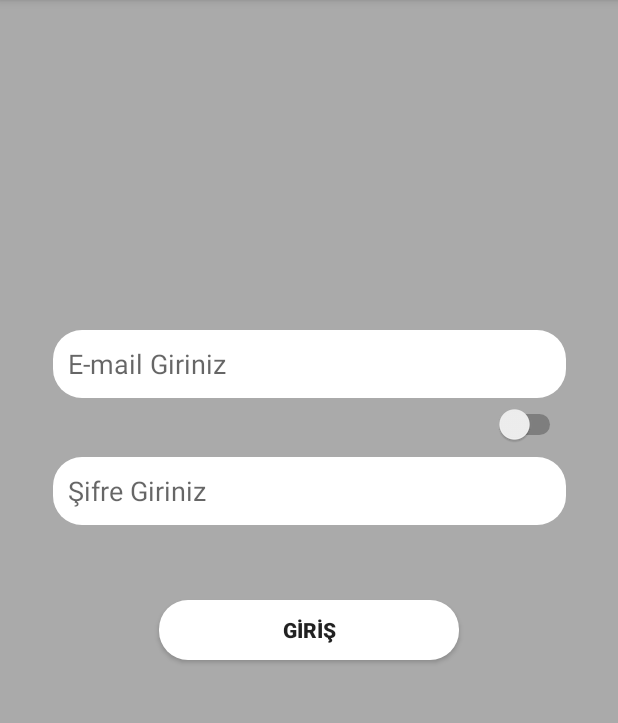
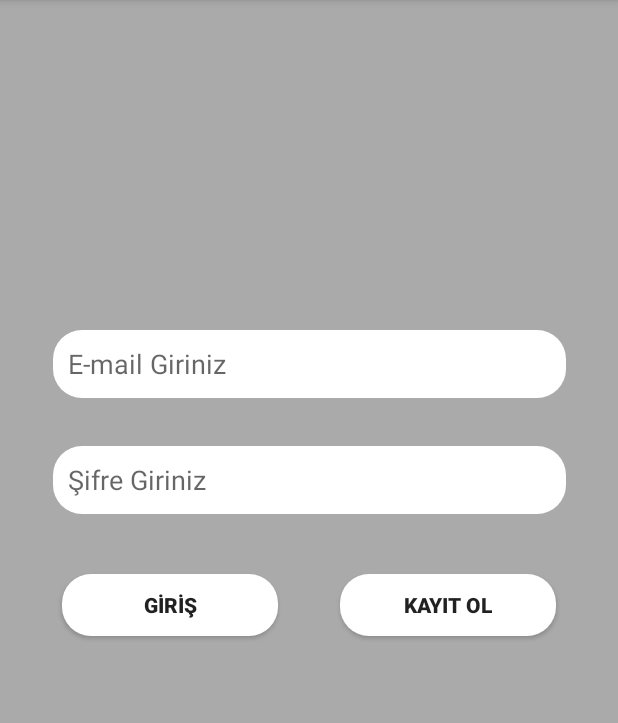
Before and after one commit to batuhanaydogdu/fUwUd, an Android app: the screen it shows after launch (LoginActivity), on a phone screen of 412 x 824 dp, the part 84-807 px from its top. Run offline under Robolectric (Android 15) with nearby library versions, the phone set to English and light mode, and no system bars; our stand-ins replace Firebase (no records; nobody signed in at launch, a user with empty details on screens opened directly).

Commit message:
Logout and Register activities done.

```diff
--- a/app/src/main/AndroidManifest.xml
+++ b/app/src/main/AndroidManifest.xml
@@ -9,7 +9,8 @@
         android:roundIcon="@mipmap/ic_launcher_round"
         android:supportsRtl="true"
         android:theme="@style/AppTheme">
-        <activity android:name=".Activity.MainPageActivity"></activity>
+        <activity android:name=".Activity.RegistrationActivity"></activity>
+        <activity android:name=".Activity.MainPageActivity" />
         <activity android:name=".Activity.LoginActivity" />
         <activity android:name=".Activity.SplashScreenActivity">
             <intent-filter>
--- a/app/src/main/java/com/impostors/fuwud/Activity/LoginActivity.java
+++ b/app/src/main/java/com/impostors/fuwud/Activity/LoginActivity.java
@@ -2,14 +2,11 @@ package com.impostors.fuwud.Activity;
 
 import android.app.ProgressDialog;
 import android.content.Intent;
-import android.content.SharedPreferences;
 import android.os.Bundle;
 import android.text.TextUtils;
 import android.view.View;
 import android.widget.Button;
 import android.widget.EditText;
-import android.widget.Switch;
-import android.widget.TextView;
 import android.widget.Toast;
 
 import androidx.annotation.NonNull;
@@ -22,18 +19,12 @@ import com.google.firebase.auth.FirebaseAuth;
 import com.google.firebase.auth.FirebaseUser;
 import com.impostors.fuwud.R;
 
-import java.io.IOException;
 
 public class LoginActivity extends AppCompatActivity {
 
     private EditText editTextEmail, editTextPassword;
-    private Button buttonLogin;
+    private Button buttonLogin,buttonRegister;
     private ProgressDialog progressDialog;
-    private Switch emailRemember;
-    private String rememberEmailKey = "switchEmail";
-
-
-    private TextView register_link, txtForgotPassword;
 
     private FirebaseAuth auth;
     private FirebaseUser currentUser;
@@ -43,13 +34,10 @@ public class LoginActivity extends AppCompatActivity {
     public void onStart() {
         super.onStart();
 
-        // Check auth on Activity start
         if (auth.getCurrentUser() != null) {
             onAuthSuccess(auth.getCurrentUser());
         }
     }
-
-
 
     @Override
     protected void onCreate(Bundle savedInstanceState) {
@@ -64,20 +52,12 @@ public class LoginActivity extends AppCompatActivity {
                 signInClicked();
             }
         });
-
-        /*register_link.setOnClickListener(new View.OnClickListener() {
+        buttonRegister.setOnClickListener(new View.OnClickListener() {
             @Override
             public void onClick(View v) {
                 signUpClicked();
             }
         });
-
-        txtForgotPassword.setOnClickListener(new View.OnClickListener() {
-            @Override
-            public void onClick(View view) {
-                forgotpasswordClicked();
-            }
-        });*/
     }
 
     public void init() {
@@ -87,25 +67,13 @@ public class LoginActivity extends AppCompatActivity {
         editTextEmail = findViewById(R.id.editTextEmail);
         editTextPassword = findViewById(R.id.editTextPassword);
         buttonLogin = findViewById(R.id.buttonLogin);
-       /* register_link = findViewById(R.id.main_signup_button_text);
-        txtForgotPassword = findViewById(R.id.main_text_forgot_password);*/
-
-
-
+        buttonRegister = findViewById(R.id.buttonRegister);
     }
 
     public void signInClicked() {
         final String email = editTextEmail.getText().toString();
         String password = editTextPassword.getText().toString();
 
-
-        /*if (emailRemember.isChecked()){ // Add Email To Storage
-            addToSharedPreferences(email);//Remember Email
-        }else{  // Clear Storage
-            clearStorage(getSharedPreferences("EmailPref", MODE_PRIVATE), "", false);
-        }*/
-
-        //Password Combination Controls
         if (TextUtils.isEmpty(email)) {
             editTextEmail.setError("Email field cannot be empty!");
             if (TextUtils.isEmpty(password)) {
@@ -117,7 +85,7 @@ public class LoginActivity extends AppCompatActivity {
             editTextPassword.setError("Password field cannot be empty!");
             return;
         }
-        auth.signInWithEmailAndPassword(email, password).addOnCompleteListener(this,new OnCompleteListener<AuthResult>() {
+        auth.signInWithEmailAndPassword(email, password).addOnCompleteListener(this, new OnCompleteListener<AuthResult>() {
             @Override
             public void onComplete(@NonNull Task<AuthResult> task) {
                 if (task.isSuccessful()) {
@@ -131,45 +99,20 @@ public class LoginActivity extends AppCompatActivity {
         });
     }
 
-    private void onAuthSuccess(FirebaseUser user){
+    private void onAuthSuccess(FirebaseUser user) {
         progressDialog = new ProgressDialog(LoginActivity.this);
         progressDialog.setMessage("Logging In...");
         progressDialog.setCancelable(false);
-        Intent main_intent = new Intent(LoginActivity.this, MainPageActivity.class);
+        Intent to_main_intent = new Intent(LoginActivity.this, MainPageActivity.class);
         progressDialog.show();
-        startActivity(main_intent);
-        finish(); // to stop Login Activity
-
-    }
-
-
-
-
-
-
-    private void clearStorage(SharedPreferences emailPref, String s, boolean b) {
-        SharedPreferences sharedPreferences = emailPref;
-        SharedPreferences.Editor editor = sharedPreferences.edit();
-        editor.putString("email", s);
-        editor.putBoolean(rememberEmailKey, b);
-        editor.apply();
-    }
-
-    public void addToSharedPreferences(String email) {
-        clearStorage(getApplicationContext().getSharedPreferences("EmailPref", MODE_PRIVATE), email, emailRemember.isChecked());
-    }
-
-
-    /*public void signUpClicked(){
-        Intent register_page_intent= new Intent(LoginActivity.this, RegistrationActivity.class);
-        startActivity(register_page_intent);
+        startActivity(to_main_intent);
         finish();
 
     }
 
-    public void forgotpasswordClicked(){
-        Intent register_page_intent= new Intent(LoginActivity.this, ForgotPasswordActivity.class);
+    public void signUpClicked(){
+        Intent register_page_intent= new Intent(LoginActivity.this, RegistrationActivity.class);
         startActivity(register_page_intent);
         finish();
-    }*/
+    }
 }
--- a/app/src/main/res/layout/activity_login.xml
+++ b/app/src/main/res/layout/activity_login.xml
@@ -14,7 +14,6 @@
         android:layout_height="45dp"
         android:layout_marginTop="220dp"
         android:background="@drawable/background"
-
         android:hint="E-mail Giriniz"
         android:padding="10dp"
         android:textSize="18sp"
@@ -27,35 +26,40 @@
         android:id="@+id/editTextPassword"
         android:layout_width="342dp"
         android:layout_height="45dp"
-        android:layout_marginTop="8dp"
+        android:layout_marginTop="32dp"
         android:background="@drawable/background"
-
         android:hint="Şifre Giriniz"
         android:inputType="textPassword"
         android:padding="10dp"
         android:textSize="18sp"
         app:layout_constraintEnd_toEndOf="parent"
         app:layout_constraintStart_toStartOf="parent"
-        app:layout_constraintTop_toBottomOf="@+id/switchRemember" />
-
-    <Switch
-        android:id="@+id/switchRemember"
-        android:layout_width="wrap_content"
-        android:layout_height="wrap_content"
-        android:layout_marginTop="4dp"
-        app:layout_constraintEnd_toEndOf="@+id/editTextEmail"
         app:layout_constraintTop_toBottomOf="@+id/editTextEmail" />
 
     <Button
         android:id="@+id/buttonLogin"
-        android:layout_width="200dp"
-        android:layout_height="40dp"
-        android:layout_marginTop="50dp"
+        android:layout_width="144dp"
+        android:layout_height="41dp"
+        android:layout_marginTop="40dp"
         android:background="@drawable/background"
         android:text="GİRİŞ"
         android:textStyle="bold"
+        app:layout_constraintEnd_toStartOf="@+id/buttonRegister"
+        app:layout_constraintHorizontal_bias="0.5"
+        app:layout_constraintStart_toStartOf="parent"
+        app:layout_constraintTop_toBottomOf="@+id/editTextPassword" />
+
+    <Button
+        android:id="@+id/buttonRegister"
+        android:layout_width="144dp"
+        android:layout_height="41dp"
+        android:layout_marginTop="40dp"
+        android:background="@drawable/background"
+        android:text="KAYIT OL"
+        android:textStyle="bold"
         app:layout_constraintEnd_toEndOf="parent"
-        app:layout_constraintStart_toStartOf="parent"
+        app:layout_constraintHorizontal_bias="0.5"
+        app:layout_constraintStart_toEndOf="@+id/buttonLogin"
         app:layout_constraintTop_toBottomOf="@+id/editTextPassword" />
 
 
```
Also changed, not shown: app/src/main/java/com/impostors/fuwud/Activity/MainPageActivity.java (+26 -0 lines), app/src/main/java/com/impostors/fuwud/Activity/RegistrationActivity.java (added, +108 -0 lines), app/src/main/java/com/impostors/fuwud/Model/User.java (+11 -13 lines), app/src/main/res/layout/activity_main_page.xml (+14 -0 lines), app/src/main/res/layout/activity_registration.xml (added, +155 -0 lines).
